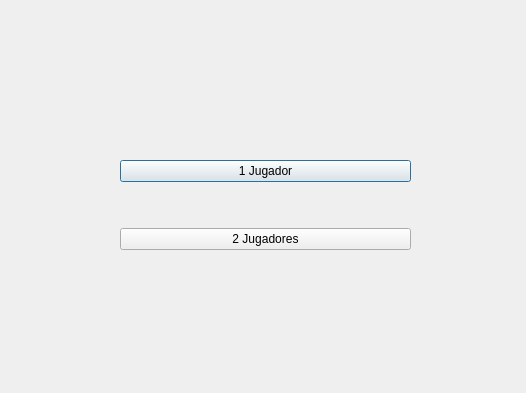
The window that video_gameV1/login.ui (EasierMonk95/Proyecto-Final) describes before a commit, drawn with Qt 5.
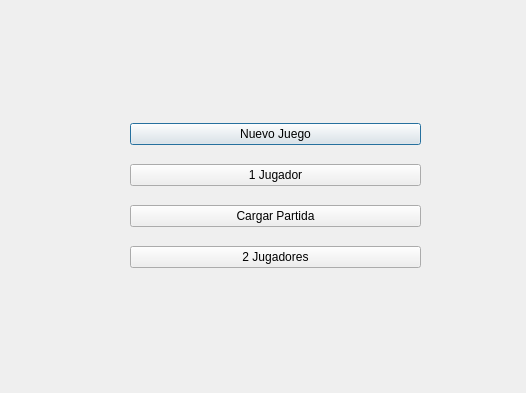
The same window after the commit.

```diff
--- a/video_gameV1/login.ui
+++ b/video_gameV1/login.ui
@@ -13,16 +13,23 @@
   <property name="windowTitle">
    <string>Dialog</string>
   </property>
-  <widget class="QWidget" name="">
+  <widget class="QWidget" name="layoutWidget_2">
    <property name="geometry">
     <rect>
-     <x>120</x>
-     <y>120</y>
+     <x>130</x>
+     <y>110</y>
      <width>291</width>
      <height>171</height>
     </rect>
    </property>
-   <layout class="QVBoxLayout" name="verticalLayout">
+   <layout class="QVBoxLayout" name="verticalLayout_2">
+    <item>
+     <widget class="QPushButton" name="NewGame">
+      <property name="text">
+       <string>Nuevo Juego</string>
+      </property>
+     </widget>
+    </item>
     <item>
      <widget class="QPushButton" name="J1">
       <property name="text">
@@ -30,6 +37,13 @@
       </property>
      </widget>
     </item>
+    <item>
+     <widget class="QPushButton" name="LoadGame">
+      <property name="text">
+       <string>Cargar Partida</string>
+      </property>
+     </widget>
+    </item>
     <item>
      <widget class="QPushButton" name="J2">
       <property name="text">
```
